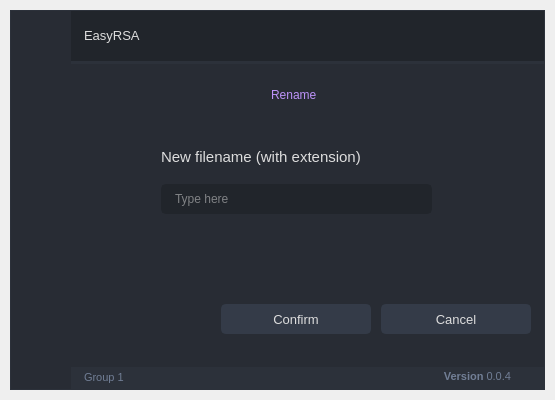
Qt form UI/renameFile.ui (ameasere/EasyRSA) before a commit.
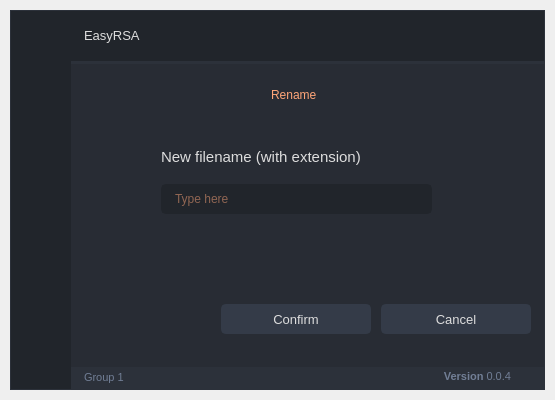
The same form after that commit. Icons and pictures are not drawn.

Commit message: Updated UI for Halloween! Spooky!

What changed in the file:
```diff
--- a/UI/renameFile.ui
+++ b/UI/renameFile.ui
@@ -35,12 +35,7 @@
     </font>
    </property>
    <property name="styleSheet">
-    <string notr="true">/* /////////////////////////////////////////////////////////////////////////////////////////////////
-
-SET APP STYLESHEET - FULL STYLES HERE
-DARK THEME - DRACULA COLOR BASED
-
-///////////////////////////////////////////////////////////////////////////////////////////////// */
+    <string notr="true">/* Halloween Stylesheet */
 
 QWidget{
 	color: rgb(221, 221, 221);
@@ -71,6 +66,19 @@
 }
 
 /* /////////////////////////////////////////////////////////////////////////////////////////////////
+Left Menu */
+#leftMenuBg {	
+	background-color: rgb(33, 37, 43);
+}
+#topLogo {
+	background-color: rgb(33, 37, 43);
+	background-image: url(:/images/images/images/RSA30x30.png);
+	background-position: center;
+	background-repeat: no-repeat;
+}
+#titleLeftApp { font: 63 12pt &quot;Segoe UI Semibold&quot;; }
+#titleLeftDescription { font: 8pt &quot;Segoe UI&quot;; color: rgb(249, 203, 147); }
+
 /* MENUS */
 #topMenu .QPushButton {	
 	background-position: left center;
@@ -131,6 +139,14 @@
 
 
 /* /////////////////////////////////////////////////////////////////////////////////////////////////
+Extra Tab */
+#extraLeftBox {	
+	background-color: rgb(44, 49, 58);
+}
+#extraTopBg {
+	background-color: rgb(249, 203, 147);
+}
+
 /* Icon */
 #extraIcon {
 	background-position: center;
@@ -185,7 +201,7 @@
 
 /* Theme Settings */
 #extraRightBox { background-color: rgb(44, 49, 58); }
-#themeSettingsTopDetail { background-color: rgb(189, 147, 249); }
+#themeSettingsTopDetail { background-color: rgb(249, 203, 147); }
 
 /* Bottom Bar */
 #bottomBar { background-color: rgb(44, 49, 58); }
@@ -226,7 +242,7 @@
 	gridline-color: rgb(44, 49, 60);
 }
 QTableWidget::item:selected{
-	background-color: rgb(189, 147, 249);
+	background-color: rgb(249, 203, 147);
 }
 QHeaderView::section{
 	background-color: rgb(33, 37, 43);
@@ -260,7 +276,7 @@
 	border: 2px solid rgb(33, 37, 43);
 	padding-left: 10px;
 	selection-color: rgb(255, 255, 255);
-	selection-background-color: rgb(255, 121, 198);
+	selection-background-color: rgb(255, 166, 121);
 }
 QLineEdit:hover {
 	border: 2px solid rgb(64, 71, 88);
@@ -276,7 +292,7 @@
 	border-radius: 5px;
 	padding: 10px;
 	selection-color: rgb(255, 255, 255);
-	selection-background-color: rgb(255, 121, 198);
+	selection-background-color: rgb(255, 166, 121);
 }
 QPlainTextEdit  QScrollBar:vertical {
     width: 8px;
@@ -301,9 +317,9 @@
 	border-radius: 0px;
 }
 QScrollBar::handle:horizontal {
-    background: rgb(189, 147, 249);
+    background: rgb(249, 203, 147);
     min-width: 25px;
-	border-radius: 4px
+	border-radius: 4px;
 }
 QScrollBar::add-line:horizontal {
     border: none;
@@ -339,9 +355,9 @@
 	border-radius: 0px;
  }
  QScrollBar::handle:vertical {	
-	background: rgb(189, 147, 249);
+	background: rgb(249, 203, 147);
     min-height: 25px;
-	border-radius: 4px
+	border-radius: 4px;
  }
  QScrollBar::add-line:vertical {
      border: none;
@@ -427,10 +443,10 @@
 	border-bottom-right-radius: 3px;	
 	background-image: url(:/icons/images/icons/cil-arrow-bottom.png);
 	background-position: center;
-	background-repeat: no-reperat;
+	background-repeat: no-repeat;
  }
 QComboBox QAbstractItemView {
-	color: rgb(255, 121, 198);	
+	color: rgb(255, 166, 121);
 	background-color: rgb(33, 37, 43);
 	padding: 10px;
 	selection-background-color: rgb(39, 44, 54);
@@ -448,7 +464,7 @@
 	background-color: rgb(55, 62, 76);
 }
 QSlider::handle:horizontal {
-    background-color: rgb(189, 147, 249);
+    background-color: rgb(249, 203, 147);
     border: none;
     height: 10px;
     width: 10px;
@@ -472,7 +488,7 @@
 	background-color: rgb(55, 62, 76);
 }
 QSlider::handle:vertical {
-    background-color: rgb(189, 147, 249);
+    background-color: rgb(249, 203, 147);
 	border: none;
     height: 10px;
     width: 10px;
@@ -489,10 +505,9 @@
 /* /////////////////////////////////////////////////////////////////////////////////////////////////
 CommandLinkButton */
 QCommandLinkButton {	
-	color: rgb(255, 121, 198);
+	color: rgb(255, 166, 121);
 	border-radius: 5px;
 	padding: 5px;
-	color: rgb(255, 170, 255);
 }
 QCommandLinkButton:hover {	
 	color: rgb(255, 170, 255);
@@ -519,6 +534,8 @@
 	border: 2px solid rgb(43, 50, 61);
 }
 
+
+
 </string>
    </property>
    <layout class="QVBoxLayout" name="appMargins">
@@ -1030,7 +1047,7 @@
                         </rect>
                        </property>
                        <property name="styleSheet">
-                        <string notr="true">font: 14pt &quot;Segoe UI&quot;; color: rgb(189, 147, 249); </string>
+                        <string notr="true">font: 14pt &quot;Segoe UI&quot;; color: rgb(255, 166, 121);</string>
                        </property>
                        <property name="lineWidth">
                         <number>1</number>
@@ -1166,7 +1183,8 @@
                         </size>
                        </property>
                        <property name="styleSheet">
-                        <string notr="true">background-color: rgb(33, 37, 43);</string>
+                        <string notr="true">background-color: rgb(33, 37, 43);
+color: rgb(255, 166, 121);</string>
                        </property>
                        <property name="text">
                         <string/>
```
Left out of the diff: 26 changed lines with no effect on the pictures. The commit also changes 20 other files.
